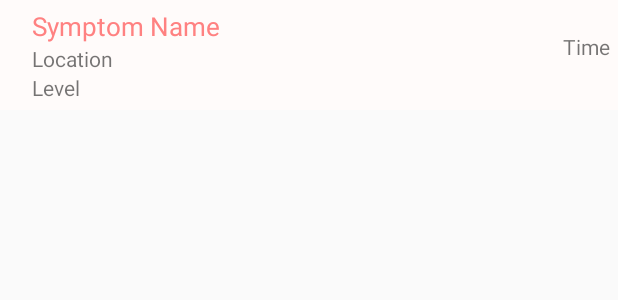
After one commit to WorldofKerry/Medicare, an Android app: the layout item_excercise.xml on its own in the app's theme, with its tools: preview values and no code run, on a phone screen of 412 x 824 dp. The commit adds this screen. Shown: the top 300 px of the screen. Run offline under Robolectric (Android 15) with nearby library versions, the phone set to English and light mode, and no system bars.

Commit message:
Excercise screen(s) mostly working now

```diff
--- a/app/src/main/AndroidManifest.xml
+++ b/app/src/main/AndroidManifest.xml
@@ -22,6 +22,7 @@
         </activity>
         <activity android:name=".CalendarActivity" />
         <activity android:name=".AddBloodSugarActivity" />
+        <activity android:name=".AddExcerciseActivity" />
     </application>
 
 </manifest>
--- a/app/src/main/res/layout/activity_selection.xml
+++ b/app/src/main/res/layout/activity_selection.xml
@@ -26,10 +26,10 @@
             android:text="@string/track_blood_sugar" />
 
         <Button
-            android:id="@+id/button3"
+            android:id="@+id/buttonRecordExcercise"
             android:layout_width="match_parent"
             android:layout_height="wrap_content"
-            android:text="@string/temp_placeholder_button" />
+            android:text="@string/record_excercise" />
     </LinearLayout>
 
 
--- /dev/null
+++ b/app/src/main/res/layout/item_excercise.xml
@@ -0,0 +1,50 @@
+<?xml version="1.0" encoding="utf-8"?>
+<LinearLayout xmlns:android="http://schemas.android.com/apk/res/android"
+    android:orientation="horizontal" android:layout_width="match_parent"
+    android:layout_height="wrap_content"
+    android:background="@color/colorOffWhiteForText"
+    android:padding="5dp">
+
+    <LinearLayout
+        android:layout_width="wrap_content"
+        android:layout_height="wrap_content"
+        android:orientation="vertical"
+        android:layout_marginLeft="16dp"
+        android:layout_marginStart="16dp">
+
+        <TextView
+            android:layout_width="wrap_content"
+            android:layout_height="wrap_content"
+            android:textSize="17sp"
+            android:textColor="@color/colorFloatingRed"
+            android:text="@string/symptom_name"
+            android:id="@+id/excercise_type"/>
+
+        <TextView
+            android:layout_width="wrap_content"
+            android:layout_height="wrap_content"
+            android:text="@string/location"
+            android:id="@+id/excercise_calories"/>
+
+        <TextView
+            android:layout_width="wrap_content"
+            android:layout_height="wrap_content"
+            android:text="@string/level"
+            android:id="@+id/excercise_duration"/>
+
+    </LinearLayout>
+    <LinearLayout
+        android:gravity="end"
+        android:layout_width="match_parent"
+        android:layout_height="match_parent">
+
+        <TextView
+            android:id="@+id/excercise_time"
+            android:layout_width="wrap_content"
+            android:layout_height="wrap_content"
+            android:layout_marginTop="16sp"
+            android:text="@string/time" />
+
+    </LinearLayout>
+
+</LinearLayout>
--- a/app/src/main/res/values/strings.xml
+++ b/app/src/main/res/values/strings.xml
@@ -21,6 +21,7 @@
     <string name="unsafe">Unsafe</string>
     <string name="isMoreThanTwoHours">Was this measurement taken more than two hours after your last meal?</string>
     <string name="track">Track</string>
+    <string name="record_excercise">Record Exercise</string>
     <string name="confirmEdit">Confirm Edit</string>
     <string-array name="Location">
         <item>back of head/neck</item>
```
Also changed, not shown: app/src/main/java/com/example/recyclerviewintablayout/AddExcerciseActivity.java (+32 -29 lines), app/src/main/java/com/example/recyclerviewintablayout/Excercise.java (+38 -1 lines), app/src/main/java/com/example/recyclerviewintablayout/ExcerciseRecyclerViewAdapter.java (added, +88 -0 lines), app/src/main/java/com/example/recyclerviewintablayout/FragmentExercise.java (+42 -3 lines), app/src/main/java/com/example/recyclerviewintablayout/SelectionActivity.java (+10 -0 lines), app/src/main/res/layout/excercise_fragment.xml (renamed from app/src/main/res/layout/exercise_fragment.xml, +8 -0 lines).
